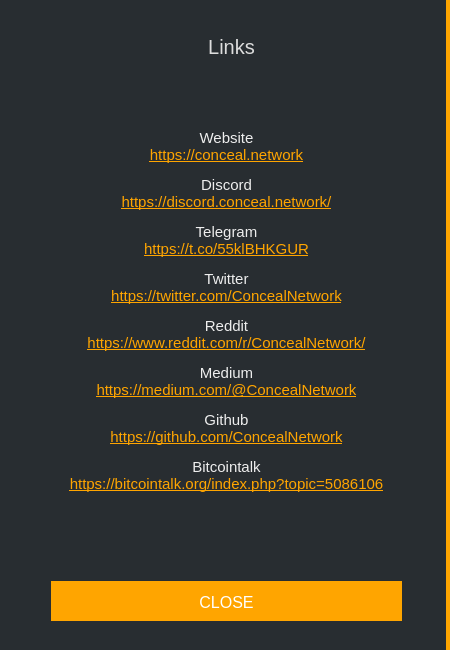
This is src/gui/ui/linksdialog.ui in ConcealNetwork/conceal-desktop as Qt 5 draws it before an edit. The edited form follows.
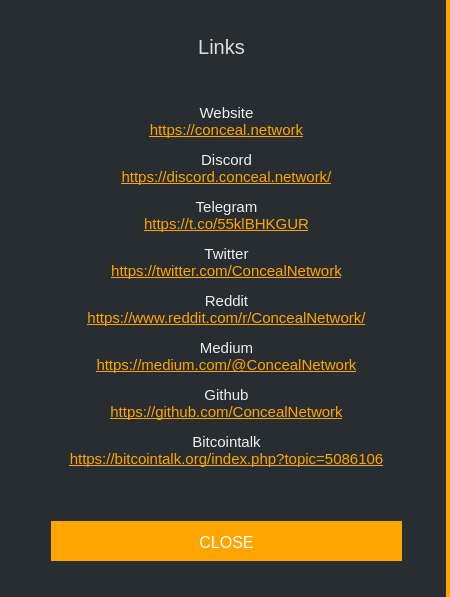
This is the edited form.

```diff
--- a/src/gui/ui/linksdialog.ui
+++ b/src/gui/ui/linksdialog.ui
@@ -7,7 +7,7 @@
     <x>0</x>
     <y>0</y>
     <width>450</width>
-    <height>650</height>
+    <height>597</height>
    </rect>
   </property>
   <property name="sizePolicy">
@@ -49,7 +49,7 @@
         <x>40</x>
         <y>70</y>
         <width>351</width>
-        <height>461</height>
+        <height>411</height>
        </rect>
       </property>
       <property name="sizePolicy">
@@ -84,7 +84,7 @@
       <property name="geometry">
        <rect>
         <x>40</x>
-        <y>570</y>
+        <y>510</y>
         <width>351</width>
         <height>40</height>
        </rect>
@@ -111,7 +111,7 @@
      <widget class="QLabel" name="label_3">
       <property name="geometry">
        <rect>
-        <x>60</x>
+        <x>50</x>
         <y>20</y>
         <width>321</width>
         <height>31</height>
```
